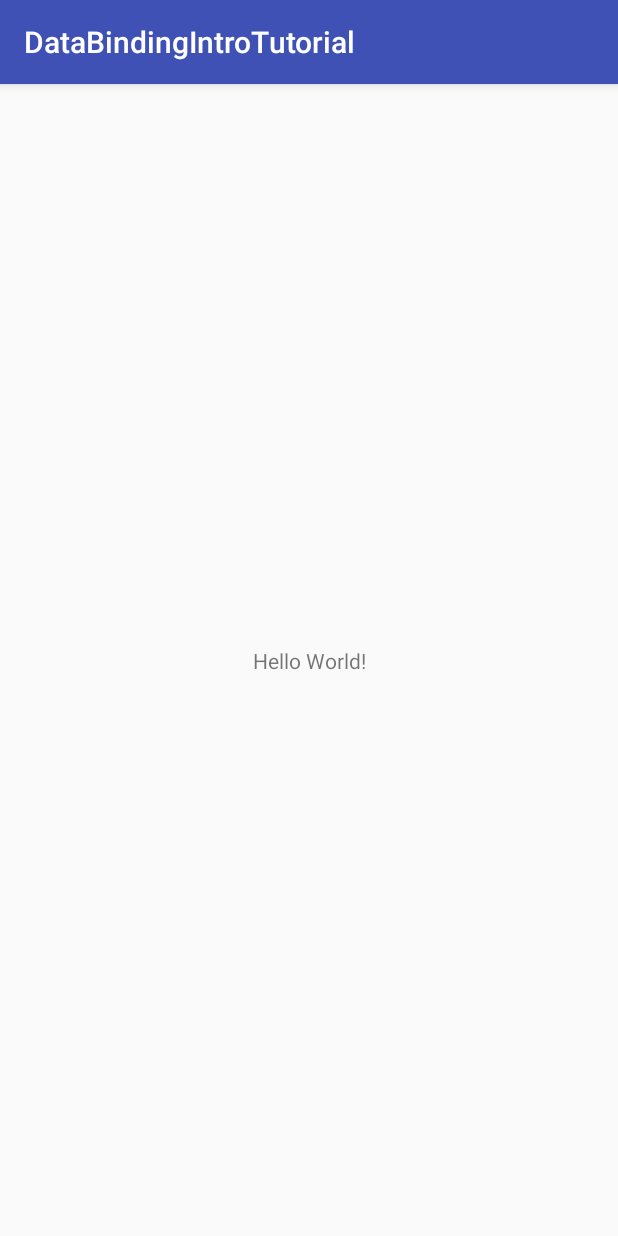
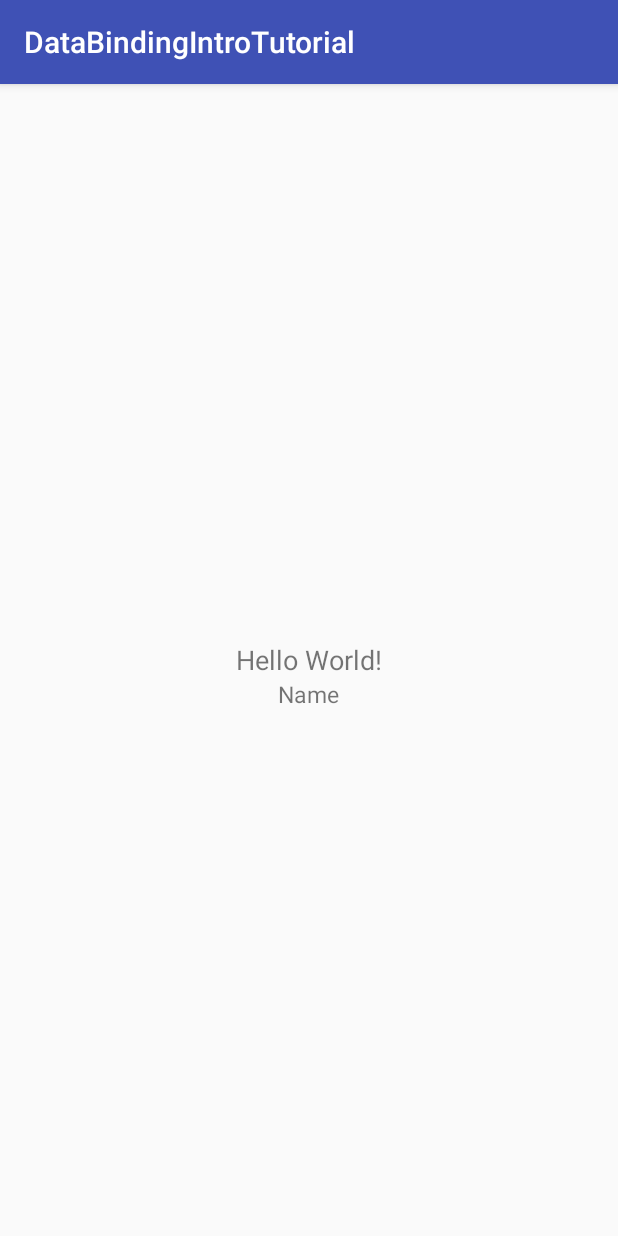
Before and after one commit to LadwaAditya/DataBindingIntro-Tutorial, an Android app: the screen it shows after launch (MainActivity), on a phone screen of 412 x 824 dp. Run offline under Robolectric (Android 15) with nearby library versions, the phone set to English and light mode, and no system bars.

Commit message:
fect(MainActivity): Added simple layout

```diff
--- a/app/src/main/res/layout/activity_main.xml
+++ b/app/src/main/res/layout/activity_main.xml
@@ -1,7 +1,6 @@
 <?xml version="1.0" encoding="utf-8"?>
-<android.support.constraint.ConstraintLayout
+<RelativeLayout
     xmlns:android="http://schemas.android.com/apk/res/android"
-    xmlns:app="http://schemas.android.com/apk/res-auto"
     xmlns:tools="http://schemas.android.com/tools"
     android:id="@+id/activity_main"
     android:layout_width="match_parent"
@@ -9,12 +8,21 @@
     tools:context="com.ladwa.aditya.databindingintrotutorial.MainActivity">
 
     <TextView
+        android:id="@+id/text_hello"
         android:layout_width="wrap_content"
         android:layout_height="wrap_content"
+        android:layout_centerInParent="true"
         android:text="Hello World!"
-        app:layout_constraintBottom_toBottomOf="@+id/activity_main"
-        app:layout_constraintLeft_toLeftOf="@+id/activity_main"
-        app:layout_constraintRight_toRightOf="@+id/activity_main"
-        app:layout_constraintTop_toTopOf="@+id/activity_main"/>
+        android:textSize="18sp"
+        />
 
-</android.support.constraint.ConstraintLayout>
+    <TextView
+        android:id="@+id/text_name"
+        android:layout_width="wrap_content"
+        android:layout_height="wrap_content"
+        android:layout_below="@id/text_hello"
+        android:layout_centerInParent="true"
+        android:text="Name"
+        android:textSize="15sp"/>
+
+</RelativeLayout>
```
